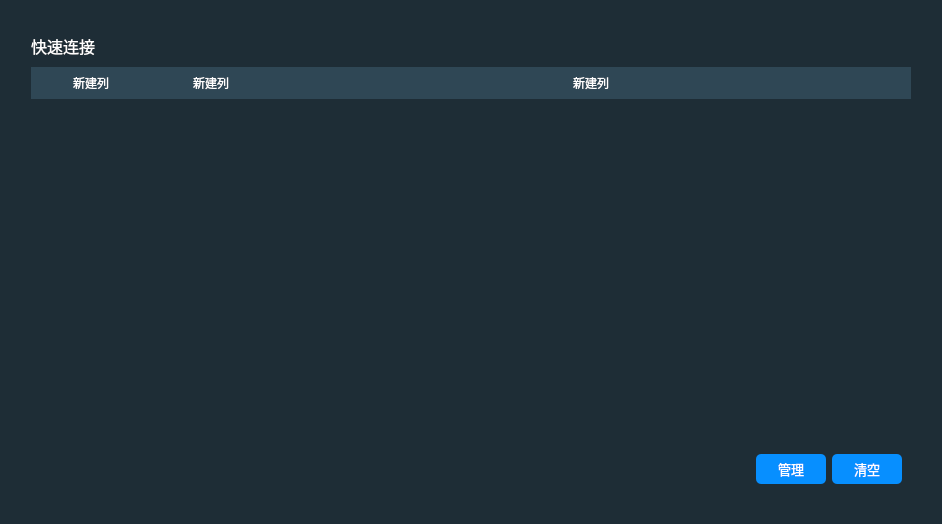
First picture: the form in source/historyconnectwidget.ui, repository HuaGouFdog/Fdog-Kit, before the edit.
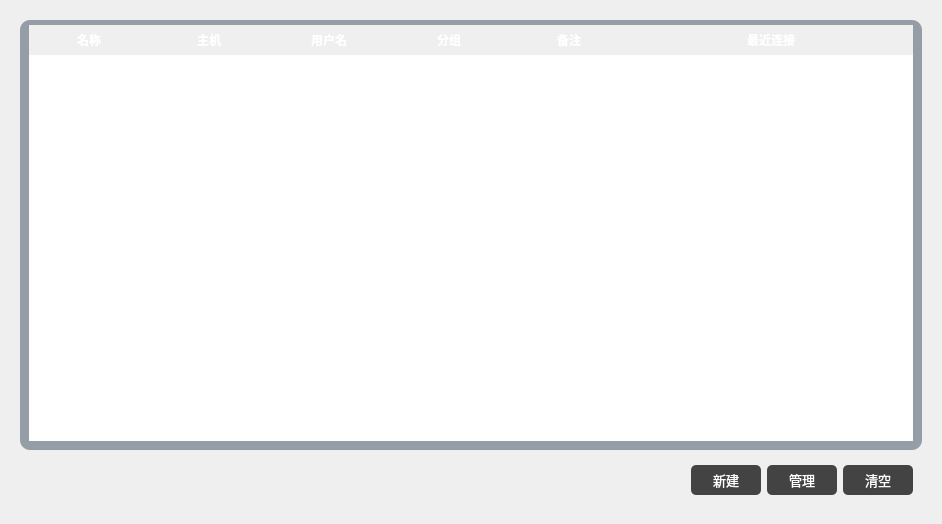
Second picture: the form after the edit.

Commit message: ssh模块添加数据库功能，保存历史连接

The edit to the form file:
```diff
--- a/source/historyconnectwidget.ui
+++ b/source/historyconnectwidget.ui
@@ -14,51 +14,27 @@
    <string>Form</string>
   </property>
   <property name="styleSheet">
-   <string notr="true">background-color: rgb(30, 45, 54);
-color: rgb(255, 255, 255);</string>
+   <string notr="true">color: rgb(255, 255, 255);</string>
   </property>
   <layout class="QHBoxLayout" name="horizontalLayout_5" stretch="8">
    <item>
     <widget class="QWidget" name="widget_2" native="true">
-     <layout class="QVBoxLayout" name="verticalLayout" stretch="0,30,0">
+     <layout class="QVBoxLayout" name="verticalLayout">
       <property name="spacing">
        <number>6</number>
       </property>
-      <property name="leftMargin">
-       <number>20</number>
-      </property>
+      <item>
+       <widget class="QWidget" name="widget_3" native="true">
+        <property name="styleSheet">
+         <string notr="true">#widget_3{
+background-color: rgb(10, 31, 57,100);
+border-radius:10px;
+}</string>
+        </property>
+        <layout class="QVBoxLayout" name="verticalLayout_2">
       <property name="topMargin">
-       <number>20</number>
-      </property>
-      <property name="rightMargin">
-       <number>20</number>
-      </property>
-      <property name="bottomMargin">
-       <number>20</number>
-      </property>
-      <item>
-       <widget class="QLabel" name="label">
-        <property name="minimumSize">
-         <size>
-          <width>0</width>
-          <height>30</height>
-         </size>
-        </property>
-        <property name="font">
-         <font>
-          <family>OPPOSans B</family>
-          <pointsize>12</pointsize>
-          <stylestrategy>PreferAntialias</stylestrategy>
-         </font>
-        </property>
-        <property name="styleSheet">
-         <string notr="true"/>
-        </property>
-        <property name="text">
-         <string>快速连接</string>
-        </property>
-       </widget>
-      </item>
+          <number>5</number>
+         </property>
       <item>
        <widget class="QTableWidget" name="tableWidget_history">
         <property name="sizePolicy">
@@ -90,11 +66,29 @@
          <enum>Qt::NoFocus</enum>
         </property>
         <property name="styleSheet">
-         <string notr="true">QTableWidget::item:hover{
-	background-color:rgba(92,188,227,0)
+            <string notr="true">QTableWidget{
+	border:none;
+	
+	border-color: rgb(130, 201, 255);
+	/*background-color: rgb(30, 45, 54);*/
+	color: rgb(255, 255, 255);
+}
+
+QHeaderView::section {
+    padding-left: 2px;
+    margin: 0px;
+	background-color: rgb(52, 160, 255);
+    height: 20px;
+    font-weight: bold;
+}
+QTableWidget::item:hover{
+	background-color: rgba(10, 31, 57,0);
 }
 QTableWidget::item:selected{
-	background-color:#1B89A1
+	
+	color: rgb(255, 255, 255);
+	border-radius: 5px;
+	background-color: rgb(72, 141, 193);
 }
 
 QHeaderView::section,QTableCornerButton:section{
@@ -110,14 +104,8 @@
     border-bottom-width:0px;
 	/*background:qlineargradient(spread:pad,x1:0,y1:0,x2:0,y2:1,stop:0 #646464,stop:1 #525252); */
 	
-	background-color: rgb(47, 71, 85);
-}
-QTableWidget{
-	border:none;
 	
-	border-color: rgb(130, 201, 255);
-	background-color: rgb(30, 45, 54);
-	color: rgb(255, 255, 255);
+	background-color: rgb(10, 31, 57,0);
 }
 
 QScrollBar:vertical {
@@ -230,23 +218,44 @@
         </attribute>
         <column>
          <property name="text">
-          <string>新建列</string>
+             <string>名称</string>
          </property>
         </column>
         <column>
          <property name="text">
-          <string>新建列</string>
+             <string>主机</string>
          </property>
         </column>
         <column>
          <property name="text">
-          <string>新建列</string>
-         </property>
-        </column>
+             <string>用户名</string>
+            </property>
+           </column>
+           <column>
+            <property name="text">
+             <string>分组</string>
+            </property>
+           </column>
+           <column>
+            <property name="text">
+             <string>备注</string>
+            </property>
+           </column>
+           <column>
+            <property name="text">
+             <string>最近连接</string>
+            </property>
+           </column>
+          </widget>
+         </item>
+        </layout>
        </widget>
       </item>
       <item>
        <widget class="QWidget" name="widget" native="true">
+        <property name="styleSheet">
+         <string notr="true"/>
+        </property>
         <layout class="QHBoxLayout" name="horizontalLayout">
          <item>
           <spacer name="horizontalSpacer_3">
@@ -285,7 +294,8 @@
            <property name="styleSheet">
             <string notr="true">QToolButton {
 	color: rgb(255, 255, 255);
-	background-color: rgb(7, 143, 255);
+	
+	background-color: rgb(67, 67, 67);
 	border-radius: 5px;
 }
 
@@ -296,7 +306,51 @@
  
 QToolButton:hover {
 	color: rgb(255, 255, 255);
-	background-color: rgb(7, 143, 255);
+	background-color: rgb(67, 67, 67);
+}</string>
+           </property>
+           <property name="text">
+            <string>新建</string>
+           </property>
+          </widget>
+         </item>
+         <item>
+          <widget class="QToolButton" name="toolButton_menger">
+           <property name="minimumSize">
+            <size>
+             <width>70</width>
+             <height>30</height>
+            </size>
+           </property>
+           <property name="maximumSize">
+            <size>
+             <width>70</width>
+             <height>30</height>
+            </size>
+           </property>
+           <property name="font">
+            <font>
+             <family>OPPOSans B</family>
+             <pointsize>10</pointsize>
+             <stylestrategy>PreferAntialias</stylestrategy>
+            </font>
+           </property>
+           <property name="styleSheet">
+            <string notr="true">QToolButton {
+	color: rgb(255, 255, 255);
+	
+	background-color: rgb(67, 67, 67);
+	border-radius: 5px;
+}
+
+QToolButton::menu-indicator { 
+	image: None;
+}
+
+ 
+QToolButton:hover {
+	color: rgb(255, 255, 255);
+	background-color: rgb(67, 67, 67);
 }</string>
            </property>
            <property name="text">
@@ -328,7 +382,8 @@
            <property name="styleSheet">
             <string notr="true">QToolButton {
 	color: rgb(255, 255, 255);
-	background-color: rgb(7, 143, 255);
+	
+	background-color: rgb(67, 67, 67);
 	border-radius: 5px;
 }
 
```
Left out of the diff: 4 changed lines with no effect on the pictures. Lines whose indentation alone changed are shown as unchanged. The commit also changes 61 other files.
